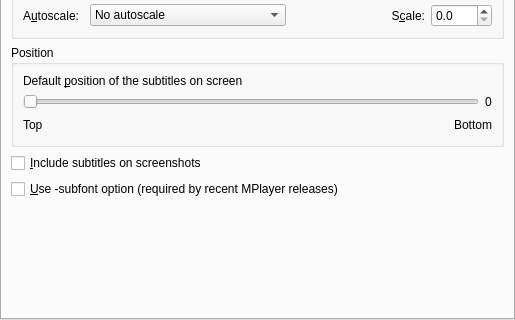
Above: src/prefsubtitles.ui from wilbert2000/wzplayer before the change; both pictures show x 0 to 515 and y 232 to 552 of the 515 by 552 pixel window. Below: the same form after it.
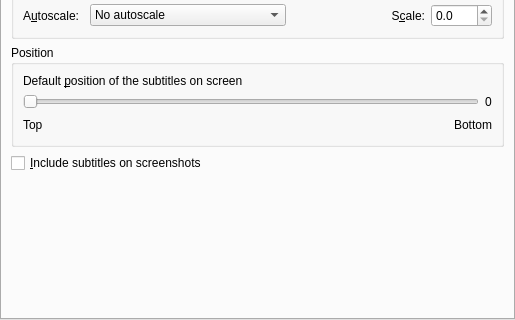
That is the form after the change. Icons and pictures are not drawn. Custom widgets are drawn as their Qt base class.

Commit message: Deleted the old USE_SUBFONT code

```diff
--- a/src/prefsubtitles.ui
+++ b/src/prefsubtitles.ui
@@ -381,13 +381,6 @@
          </property>
         </widget>
        </item>
-       <item>
-        <widget class="QCheckBox" name="subfont_check" >
-         <property name="text" >
-          <string>&amp;Use -subfont option (required by recent MPlayer releases)</string>
-         </property>
-        </widget>
-       </item>
        <item>
         <spacer>
          <property name="orientation" >
```
Left out of the diff: 1 changed line with no effect on the pictures. The commit also changes 6 other files.
